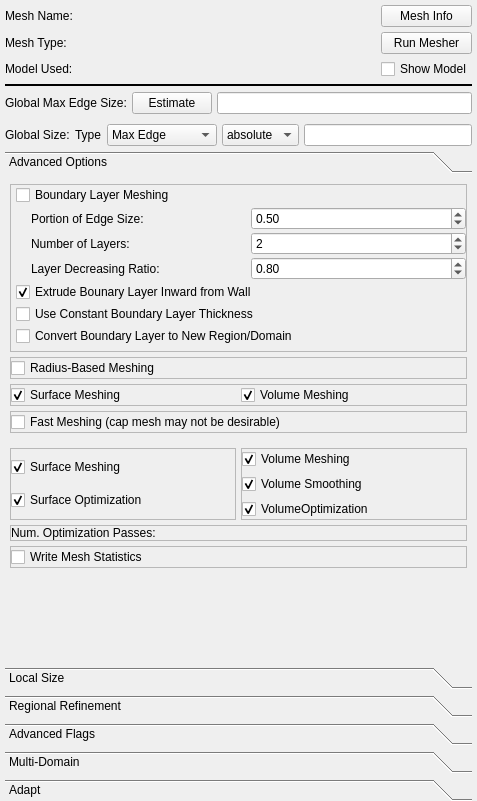
Old version of the form Code/Source/sv4gui/Plugins/org.sv.gui.qt.meshing/sv4gui_MeshEdit.ui in the repository SimVascular/SimVascular.
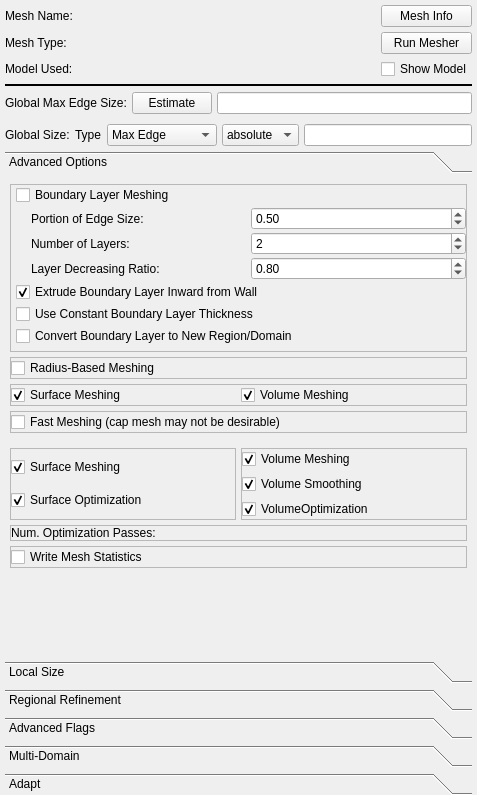
New version of the form. Custom widgets are drawn as their Qt base class.

Commit message: DEV: Fixes to GUI setting

The edit to the form file:
```diff
--- a/Code/Source/sv4gui/Plugins/org.sv.gui.qt.meshing/sv4gui_MeshEdit.ui
+++ b/Code/Source/sv4gui/Plugins/org.sv.gui.qt.meshing/sv4gui_MeshEdit.ui
@@ -7,7 +7,7 @@
     <x>0</x>
     <y>0</y>
     <width>477</width>
-    <height>801</height>
+    <height>795</height>
    </rect>
   </property>
   <property name="windowTitle">
@@ -351,7 +351,7 @@
               <x>0</x>
               <y>0</y>
               <width>467</width>
-              <height>441</height>
+              <height>435</height>
              </rect>
             </property>
             <attribute name="label">
@@ -551,7 +551,7 @@
                    <item>
                     <widget class="QCheckBox" name="checkBoxBoundaryLayerDirection">
                      <property name="text">
-                      <string>Extrude Bounary Layer Inward from Wall</string>
+                      <string>Extrude Boundary Layer Inward from Wall</string>
                      </property>
                      <property name="checked">
                       <bool>true</bool>
```
Left out of the diff: 20 changed lines with no effect on the pictures. The commit also changes 1 other file.
